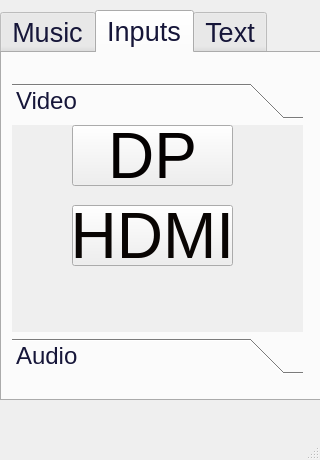
Qt form form.ui (jkeller52/pigui) before a commit.
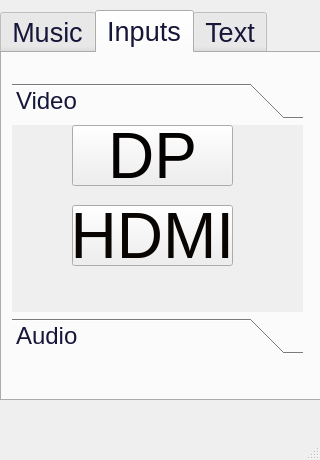
The same form after that commit. Icons and pictures are not drawn.

The edit to the form file:
```diff
--- a/form.ui
+++ b/form.ui
@@ -272,7 +272,7 @@
         <x>10</x>
         <y>30</y>
         <width>291</width>
-        <height>291</height>
+        <height>271</height>
        </rect>
       </property>
       <property name="font">
@@ -289,7 +289,7 @@
          <x>0</x>
          <y>0</y>
          <width>291</width>
-         <height>211</height>
+         <height>191</height>
         </rect>
        </property>
        <attribute name="label">
```
